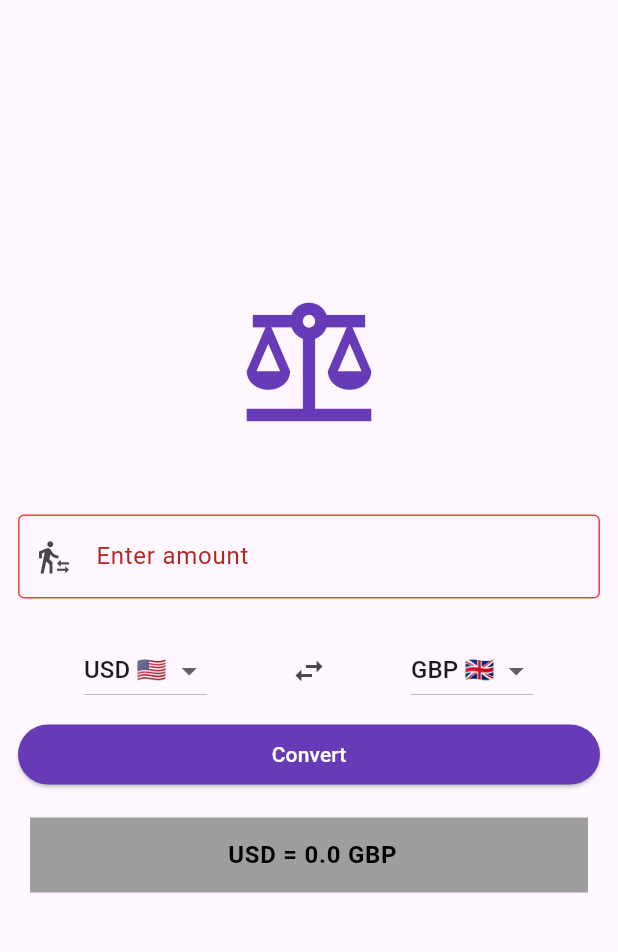
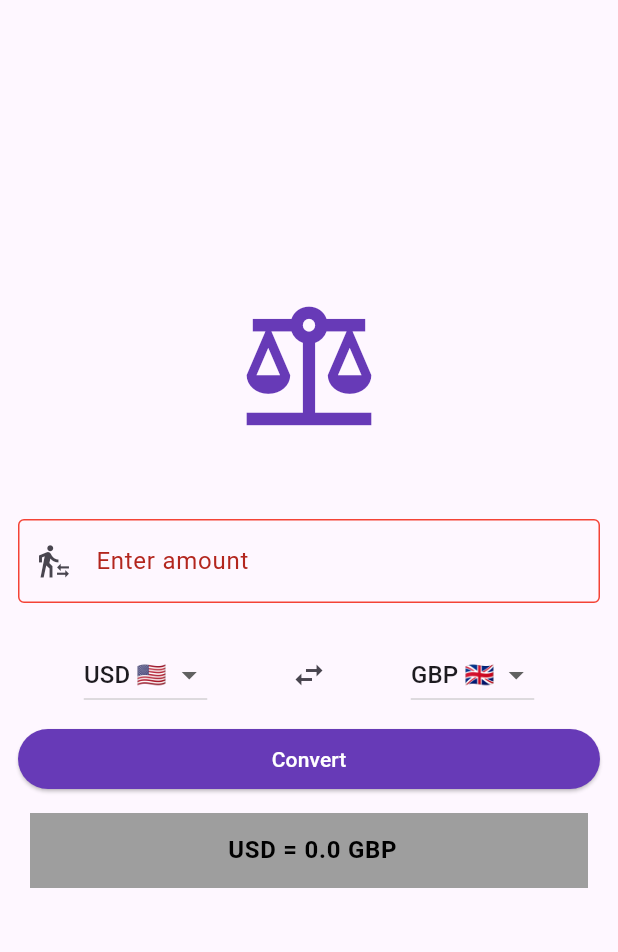
Before and after one commit to GreatGrant/Currency-Converter, a Flutter app: the screen it shows after launch, on a phone screen of 412 x 824 dp, the part 63-1015 px from its top. Run offline on Flutter 3.47's test engine with Material 3 defaults, Android fonts, the phone set to English and light mode, and no system bars.

Commit message:
refactor bottom overflow issues

```diff
--- a/lib/pages/home_page.dart
+++ b/lib/pages/home_page.dart
@@ -229,7 +229,7 @@ class _HomePageState extends State<HomePage> {
               CurrencyConverterButton(
                 onPressed: convertCurrency,
               ),
-              const SizedBox(height: 10),
+              const SizedBox(height: 4),
               ConversionResult(
                 amount: _amountController.text,
                 convertedAmount: _convertedAmount,
```
